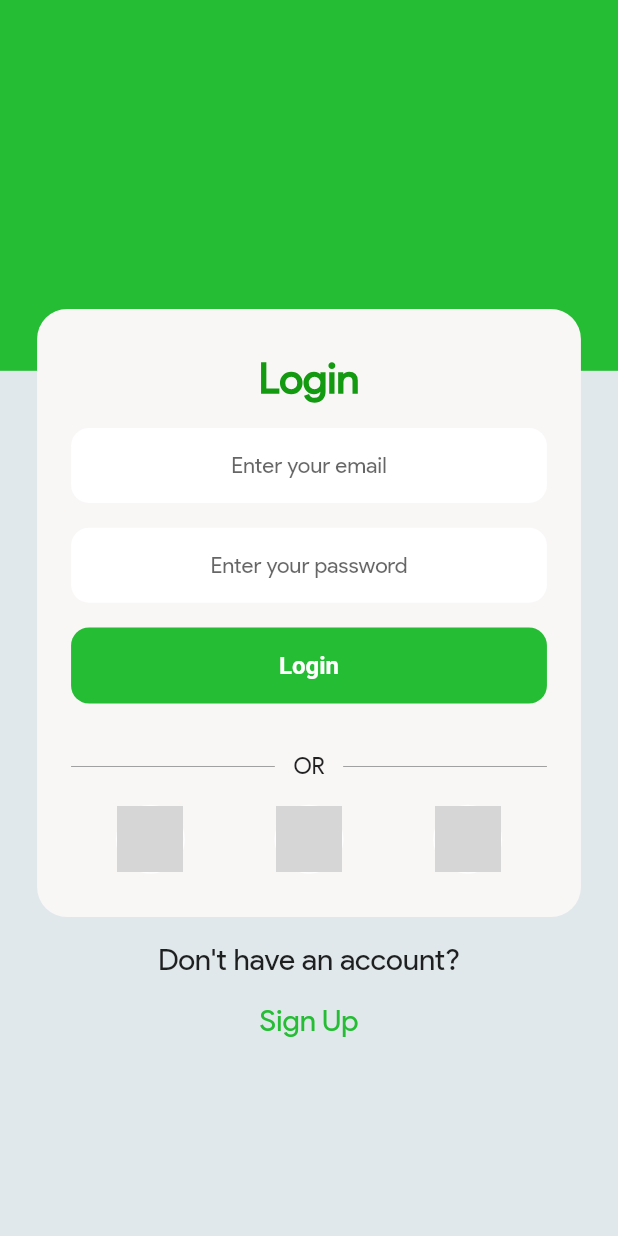
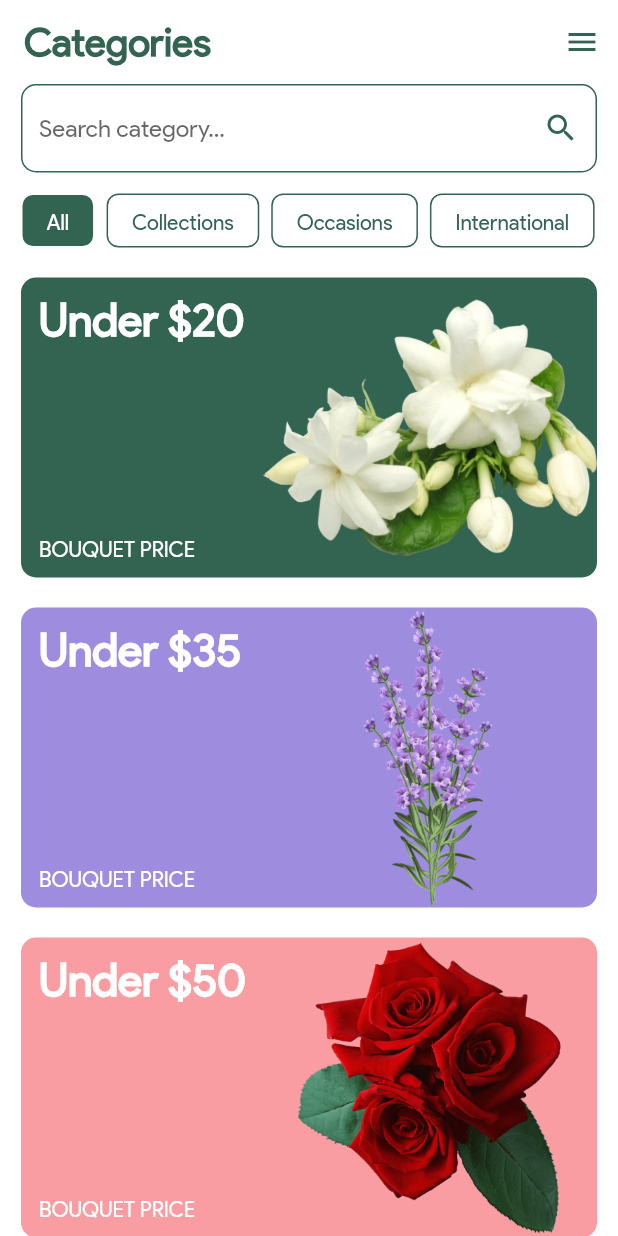
Before and after one commit to surajadkhari/info_developer_training_task, a Flutter app: the screen it shows after launch, on a phone screen of 412 x 824 dp. Run offline on Flutter 3.47's test engine with Material 2 defaults, Android fonts, the light colour scheme and no system bars; grey boxes are pictures that could not be loaded.

Commit message:
task 5 UI complete

```diff
--- a/lib/app/app.dart
+++ b/lib/app/app.dart
@@ -1,6 +1,6 @@
 import 'package:flutter/material.dart';
 
-import '../dashboard/login_page.dart';
+import '../dashboard/dashboard.dart';
 
 class App extends StatelessWidget {
   const App({super.key});
@@ -8,14 +8,36 @@ class App extends StatelessWidget {
   @override
   Widget build(BuildContext context) {
     return MaterialApp(
-      home: const LoginPage(),
+      home: const Dashbaord(),
       theme: ThemeData(
+        inputDecorationTheme: InputDecorationTheme(
+          suffixIconColor: const Color(0xff336351),
+          border: InputBorder.none,
+          fillColor: const Color(0xffE8E8E4),
+          enabledBorder: OutlineInputBorder(
+            borderRadius: BorderRadius.circular(10),
+            borderSide: const BorderSide(
+              width: 1,
+              color: Color(0xff336351),
+            ),
+          ),
+          focusedBorder: OutlineInputBorder(
+            borderRadius: BorderRadius.circular(10),
+            borderSide: const BorderSide(width: 1, color: Color(0xff336351)),
+          ),
+        ),
         fontFamily: "Product Sans",
-        scaffoldBackgroundColor: const Color(0xffE1E8EC),
-        appBarTheme: AppBarTheme(
+        scaffoldBackgroundColor: Colors.white,
+        appBarTheme: const AppBarTheme(
+          iconTheme: IconThemeData(color: Color(0xff336351)),
           elevation: 0,
-          backgroundColor: Colors.black.withOpacity(0.5),
-          centerTitle: true,
+          backgroundColor: Colors.white,
+          titleTextStyle: TextStyle(
+              fontFamily: "Product Sans",
+              color: Color(0xff336351),
+              fontSize: 26,
+              fontWeight: FontWeight.w600),
+          centerTitle: false,
         ),
       ),
     );
--- a/lib/common/app_constant.dart
+++ /dev/null
@@ -1,15 +0,0 @@
-import 'package:flutter/material.dart';
-
-class AppConstant {
-  AppConstant._();
-
-  static Color primaryColor = const Color(0xff25BD34);
-  static Color secondaryColor = const Color(0xff139A11);
-
-  static String twitterLogo =
-      "https://www.freepnglogos.com/uploads/twitter-logo-png/twitter-logo-vector-png-clipart-1.png";
-  static String fbLogo =
-      "https://toppng.com/uploads/preview/facebook-logo-png-transparent-facebook-logo-vector-11563281457ym8xqwasgy.png";
-  static String googleLogo =
-      "https://www.freepnglogos.com/uploads/google-logo-png/google-logo-png-webinar-optimizing-for-success-google-business-webinar-13.png";
-}
--- a/lib/common/button_widget.dart
+++ /dev/null
@@ -1,30 +0,0 @@
-import 'package:flutter/material.dart';
-
-class ButtonWidget extends StatelessWidget {
-  const ButtonWidget({
-    Key? key,
-    required this.primaryColor,
-  }) : super(key: key);
-
-  final Color primaryColor;
-
-  @override
-  Widget build(BuildContext context) {
-    return AspectRatio(
-      aspectRatio: 20 / 3.2,
-      child: ElevatedButton(
-        style: ElevatedButton.styleFrom(
-            elevation: 0,
-            backgroundColor: primaryColor,
-            shape: RoundedRectangleBorder(
-              borderRadius: BorderRadius.circular(12),
-            ),
-            padding: const EdgeInsets.symmetric(horizontal: 30, vertical: 12),
-            textStyle:
-                const TextStyle(fontSize: 16, fontWeight: FontWeight.bold)),
-        onPressed: () {},
-        child: const Text("Login"),
-      ),
-    );
-  }
-}
--- a/lib/common/circular_logo_widget.dart
+++ /dev/null
@@ -1,19 +0,0 @@
-import 'package:flutter/material.dart';
-
-class CircleAvatarLogo extends StatelessWidget {
-  const CircleAvatarLogo({Key? key, required this.logoUrl}) : super(key: key);
-
-  final String logoUrl;
-  @override
-  Widget build(BuildContext context) {
-    return CircleAvatar(
-      maxRadius: 23,
-      backgroundColor: Colors.white,
-      child: CircleAvatar(
-        maxRadius: 22,
-        backgroundColor: const Color(0xffF9F6F6),
-        backgroundImage: NetworkImage(logoUrl),
-      ),
-    );
-  }
-}
--- a/lib/common/textform_field.dart
+++ /dev/null
@@ -1,112 +0,0 @@
-// ignore_for_file: public_member_api_docs, sort_constructors_first
-import 'package:flutter/material.dart';
-
-class MyFormField extends StatefulWidget {
-  const MyFormField({
-    Key? key,
-    this.icon,
-    required this.hintText,
-    this.validator,
-    required this.controller,
-    this.isObscure = false,
-    this.keyboardType = TextInputType.emailAddress,
-    this.textCapitalization = TextCapitalization.words,
-    this.textInputAction = TextInputAction.next,
-    this.suffix,
-    this.maxLength,
-    this.enabled = true,
-    this.isprefixText = false,
-    this.prefixIcon,
-  }) : super(key: key);
-
-  final IconData? icon;
-  final String hintText;
-  final String? Function(String?)? validator;
-  final TextEditingController controller;
-  final bool isObscure;
-  final TextInputType keyboardType;
-  final TextCapitalization textCapitalization;
-  final TextInputAction textInputAction;
-  final Widget? suffix;
-  final int? maxLength;
-  final bool enabled;
-
-  final bool isprefixText;
-  final Widget? prefixIcon;
-  @override
-  State<MyFormField> createState() => _ClassNameState();
-}
-
-class _ClassNameState extends State<MyFormField> {
-  @override
-  Widget build(BuildContext context) {
-    final height = MediaQuery.of(context).size.height;
-    final iconWidget = Icon(
-      widget.icon,
-      size: height * 0.02,
-    );
-
-    double borderR = 12;
-    return TextFormField(
-      textAlign: TextAlign.center,
-      enabled: widget.enabled,
-      controller: widget.controller,
-      maxLength: widget.maxLength,
-      textInputAction: widget.textInputAction,
-      textCapitalization: widget.textCapitalization,
-      keyboardType: widget.keyboardType,
-      obscuringCharacter: '*',
-      obscureText: widget.isObscure,
-      validator: widget.validator,
-      style: TextStyle(
-        fontSize: height * 0.018,
-      ),
-      decoration: InputDecoration(
-        counterText: '',
-        suffixIcon: widget.suffix,
-        errorStyle: TextStyle(fontSize: height * 0.013),
-        filled: true,
-        fillColor: Colors.white,
-        isDense: true,
-        hintText: widget.hintText,
-        disabledBorder: OutlineInputBorder(
-          borderRadius: BorderRadius.circular(borderR),
-          borderSide: const BorderSide(
-            color: Colors.black,
-            width: 0.00000001,
-          ),
-        ),
-        enabledBorder: OutlineInputBorder(
-          borderRadius: BorderRadius.circular(borderR),
-          borderSide: BorderSide(
-            color: Colors.grey[200]!,
-            width: 0.00000001,
-          ),
-        ),
-        focusedErrorBorder: OutlineInputBorder(
-          borderRadius: BorderRadius.circular(borderR),
-          borderSide: BorderSide(
-            color: Colors.red[700]!,
-            width: 1,
-          ),
-        ),
-        errorBorder: OutlineInputBorder(
-          borderRadius: BorderRadius.circular(borderR),
-          borderSide: BorderSide(
-            color: Colors.red[700]!,
-            width: 1,
-          ),
-        ),
-        focusedBorder: OutlineInputBorder(
-          borderRadius: BorderRadius.circular(borderR),
-          borderSide: BorderSide(
-            color: Colors.grey[200]!,
-            width: 0.1,
-          ),
-        ),
-
-        // prefixIcon: widget.isprefixText ? widget.prefixIcon : iconWidget,
-      ),
-    );
-  }
-}
--- /dev/null
+++ b/lib/dashboard/dashboard.dart
@@ -0,0 +1,155 @@
+import 'package:flutter/material.dart';
+
+import 'model/flower_model.dart';
+
+class Dashbaord extends StatefulWidget {
+  const Dashbaord({super.key});
+
+  @override
+  State<Dashbaord> createState() => _DashbaordState();
+}
+
+class _DashbaordState extends State<Dashbaord> {
+  int tapIndex = 0;
+  @override
+  Widget build(BuildContext context) {
+    Size screen = MediaQuery.of(context).size;
+    List<String> tabList = ["All", "Collections", "Occasions", "International"];
+    List<Widget> section = [
+      const AllSection(),
+      const Text("Sorry it is not available"),
+      const Text("Sorry it is not available"),
+      const Text("Sorry it is not available")
+    ];
+    return Scaffold(
+      appBar: AppBar(
+        actions: [
+          IconButton(
+            onPressed: () {},
+            icon: const Icon(Icons.menu),
+          ),
+        ],
+        title: const Text(
+          "Categories",
+        ),
+      ),
+      body: SingleChildScrollView(
+        keyboardDismissBehavior: ScrollViewKeyboardDismissBehavior.onDrag,
+        child: Padding(
+          padding: const EdgeInsets.symmetric(horizontal: 14),
+          child: Column(
+            mainAxisAlignment: MainAxisAlignment.start,
+            crossAxisAlignment: CrossAxisAlignment.start,
+            children: [
+              TextFormField(
+                decoration: const InputDecoration(
+                  hintText: "Search category...",
+                  suffixIcon: Icon(Icons.search),
+                ),
+              ),
+              SingleChildScrollView(
+                scrollDirection: Axis.horizontal,
+                child: Row(
+                  children: [
+                    SizedBox(
+                      height: 60,
+                      width: screen.width,
+                      child: ListView.builder(
+                        itemCount: tabList.length,
+                        scrollDirection: Axis.horizontal,
+                        itemBuilder: (context, index) => InkWell(
+                          onTap: (() {
+                            setState(() {
+                              tapIndex = index;
+                            });
+                          }),
+                          child: Container(
+                              margin: const EdgeInsets.only(
+                                  right: 8, top: 14, bottom: 10),
+                              padding: const EdgeInsets.symmetric(
+                                  horizontal: 16, vertical: 10),
+                              decoration: BoxDecoration(
+                                  border: Border.all(
+                                    color: tapIndex == index
+                                        ? Colors.white
+                                        : const Color(0xff336351),
+                                  ),
+                                  color: tapIndex == index
+                                      ? const Color(0xff336351)
+                                      : Colors.white,
+                                  borderRadius: BorderRadius.circular(8)),
+                              child: Text(
+                                tabList[index],
+                                style: TextStyle(
+                                  fontWeight: FontWeight.w500,
+                                  color: tapIndex == index
+                                      ? Colors.white
+                                      : const Color(0xff336351),
+                                ),
+                              )),
+                        ),
+                      ),
+                    )
+                  ],
+                ),
+              ),
+              section[tapIndex],
+            ],
+          ),
+        ),
+      ),
+    );
+  }
+}
+
+class AllSection extends StatelessWidget {
+  const AllSection({
+    Key? key,
+  }) : super(key: key);
+
+  @override
+  Widget build(BuildContext context) {
+    Size screen = MediaQuery.of(context).size;
+    return Column(
+      children: [
+        ...flowerList.map(
+          (e) => Container(
+            margin: const EdgeInsets.symmetric(vertical: 10),
+            height: 200,
+            width: screen.width,
+            decoration: BoxDecoration(
+                color: cardColor[flowerList.indexOf(e)],
+                borderRadius: BorderRadius.circular(10)),
+            child: Row(
+              mainAxisAlignment: MainAxisAlignment.spaceBetween,
+              children: [
+                Padding(
+                  padding:
+                      const EdgeInsets.symmetric(horizontal: 12, vertical: 10),
+                  child: Column(
+                    crossAxisAlignment: CrossAxisAlignment.start,
+                    mainAxisAlignment: MainAxisAlignment.spaceBetween,
+                    children: [
+                      Text(
+                        "Under \$${e.price}",
+                        style: const TextStyle(
+                            fontWeight: FontWeight.w600,
+                            fontSize: 30,
+                            color: Colors.white),
+                      ),
+                      const Text(
+                        "BOUQUET PRICE",
+                        style: TextStyle(color: Colors.white),
+                      ),
+                    ],
+                  ),
+                ),
+                Expanded(child: Image.asset(e.flower))
+              ],
+            ),
+          ),
+        )
+      ],
+    );
+  }
+}
--- a/lib/dashboard/login_page.dart
+++ /dev/null
@@ -1,170 +0,0 @@
-import 'package:flutter/material.dart';
-import '../common/app_constant.dart';
-import '../common/button_widget.dart';
-import '../common/circular_logo_widget.dart';
-import '../common/textform_field.dart';
-
-class LoginPage extends StatefulWidget {
-  const LoginPage({super.key});
-
-  @override
-  State<LoginPage> createState() => _LoginPageState();
-}
-
-class _LoginPageState extends State<LoginPage> {
-  late TextEditingController emailController;
-  late TextEditingController passwordController;
-
-  @override
-  void initState() {
-    emailController = TextEditingController();
-    passwordController = TextEditingController();
-
-    super.initState();
-  }
-
-  @override
-  Widget build(BuildContext context) {
-    final mediaQuery = MediaQuery.of(context);
-    final size = mediaQuery.size;
-    final height = size.height;
-
-    var sizedBox = SizedBox(
-      height: height * 0.02,
-    );
-
-    void dismisskeyboard() {
-      FocusScopeNode currentFocus = FocusScope.of(context);
-      if (!currentFocus.hasPrimaryFocus) {
-        return currentFocus.unfocus();
-      }
-    }
-
-    return GestureDetector(
-      onTap: dismisskeyboard,
-      child: Scaffold(
-        body: SingleChildScrollView(
-          keyboardDismissBehavior: ScrollViewKeyboardDismissBehavior.onDrag,
-          child: Column(
-            children: [
-              Stack(
-                children: [
-                  Container(
-                    decoration: const BoxDecoration(
-                      color: Color(0xffDEE1E4),
-                    ),
-                  ),
-                  Container(
-                    height: size.height * 0.3,
-                    decoration: BoxDecoration(
-                      color: AppConstant.primaryColor,
-                    ),
-                  ),
-                  //LoginCard
-                  Container(
-                    padding: EdgeInsets.symmetric(
-                      vertical: size.height * 0.035,
-                      horizontal: size.width * 0.055,
-                    ),
-                    margin: EdgeInsets.only(
-                      top: size.height * 0.25,
-                      left: size.width * 0.06,
-                      right: size.width * 0.06,
-                    ),
-                    decoration: BoxDecoration(
-                      color: const Color(0xffF9F6F6),
-                      borderRadius: BorderRadius.circular(20),
-                    ),
-                    child: Column(
-                      crossAxisAlignment: CrossAxisAlignment.center,
-                      children: [
-                        Text(
-                          "Login",
-                          style: TextStyle(
-                            color: AppConstant.secondaryColor,
-                            fontSize: 28,
-                            fontWeight: FontWeight.bold,
-                          ),
-                        ),
-                        sizedBox,
-                        MyFormField(
-                          textCapitalization: TextCapitalization.none,
-                          icon: Icons.email,
-                          hintText: 'Enter your email',
-                          controller: emailController,
-                          validator: (email) {
-                            return null;
-                          },
-                        ),
-                        sizedBox,
-                        MyFormField(
-                          textInputAction: TextInputAction.done,
-                          textCapitalization: TextCapitalization.none,
-                          controller: passwordController,
-                          icon: Icons.lock,
-                          hintText: 'Enter your password',
-                        ),
-                        sizedBox,
-                        ButtonWidget(primaryColor: AppConstant.primaryColor),
-                        SizedBox(
-                          height: height * 0.04,
-                        ),
-                        Row(
-                          mainAxisAlignment: MainAxisAlignment.spaceBetween,
-                          children: [
-                            const Expanded(
-                              child: Divider(
-                                color: Color(0xffA1A0A0),
-                              ),
-                            ),
-                            Padding(
-                              padding: EdgeInsets.symmetric(
-                                  horizontal: size.width * 0.03),
-                              child: const Text('OR',
-                                  style: TextStyle(
-                                    fontSize: 15,
-                                  )),
-                            ),
-                            const Expanded(
-                              child: Divider(
-                                color: Color(0xffA1A0A0),
-                              ),
-                            ),
-                          ],
-                        ),
-                        SizedBox(
-                          height: height * 0.02,
-                        ),
-                        Row(
-                          mainAxisAlignment: MainAxisAlignment.spaceAround,
-                          children: [
-                            CircleAvatarLogo(logoUrl: AppConstant.googleLogo),
-                            CircleAvatarLogo(logoUrl: AppConstant.fbLogo),
-                            CircleAvatarLogo(logoUrl: AppConstant.twitterLogo),
-                          ],
-                        )
-                      ],
-                    ),
-                  ),
-                ],
-              ),
-              sizedBox,
-              const Text(
-                "Don't have an account?",
-                style: TextStyle(fontSize: 20, fontWeight: FontWeight.w500),
-              ),
-              sizedBox,
-              Text(
-                "Sign Up",
-                style: TextStyle(
-                    fontSize: 20,
-                    fontWeight: FontWeight.w500,
-                    color: AppConstant.primaryColor),
-              )
-            ],
-          ),
-        ),
-      ),
-    );
-  }
-}
--- /dev/null
+++ b/lib/dashboard/model/flower_model.dart
@@ -0,0 +1,29 @@
+import 'dart:ui';
+
+class FlowerModel {
+  final String price;
+  final String flower;
+
+  FlowerModel({
+    required this.price,
+    required this.flower,
+  });
+}
+
+List<FlowerModel> flowerList = [
+  FlowerModel(price: "20", flower: "assets/images/jasmine.png"),
+  FlowerModel(
+    price: "35",
+    flower: 'assets/images/lavender.png',
+  ),
+  FlowerModel(price: "50", flower: 'assets/images/rose.png')
+];
+
+List<Color> cardColor = [
+  const Color(0xff336351),
+  const Color(0xff9E8CDF),
+  const Color(0xffF99DA3),
+  const Color(0xff336351),
+  const Color(0xff9E8CDF),
+  const Color(0xffF99DA3),
+];
--- a/pubspec.yaml
+++ b/pubspec.yaml
@@ -60,8 +60,8 @@ flutter:
   uses-material-design: true
 
   # To add assets to your application, add an assets section, like this:
-  # assets:
-  #   - images/a_dot_burr.jpeg
+  assets:
+    - assets/images/
   #   - images/a_dot_ham.jpeg
 
   # An image asset can refer to one or more resolution-specific "variants", see
```
Also changed, not shown: assets/images/jasmine.png (added), assets/images/lavender.png (added), assets/images/rose.png (added).
